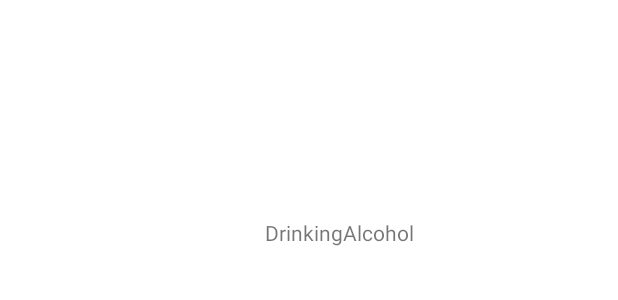
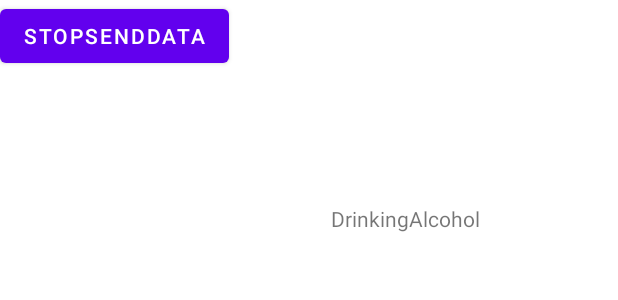
Before and after one commit to hj0202/DrinkingScanner, an Android app: the layout activity_drinking_alcohol.xml on its own in the app's theme, with its tools: preview values and no code run, on a phone screen of 412 x 824 dp. Shown: the top 300 px of the screen. Run offline under Robolectric (Android 15) with nearby library versions, the phone set to English and light mode, and no system bars.

Commit message:
[Android] Feat: 장고 서버와의 통신 기능 추가

```diff
--- a/Android/app/build.gradle
+++ b/Android/app/build.gradle
@@ -33,6 +33,9 @@ dependencies {
     implementation 'androidx.appcompat:appcompat:1.3.1'
     implementation 'com.google.android.material:material:1.4.0'
     implementation 'androidx.constraintlayout:constraintlayout:2.1.0'
+    implementation 'com.squareup.retrofit2:retrofit:2.4.0'
+    implementation 'com.squareup.retrofit2:converter-gson:2.4.0'
+    implementation 'com.google.code.gson:gson:2.8.6'
     testImplementation 'junit:junit:4.+'
     androidTestImplementation 'androidx.test.ext:junit:1.1.3'
     androidTestImplementation 'androidx.test.espresso:espresso-core:3.4.0'
--- a/Android/app/src/main/AndroidManifest.xml
+++ b/Android/app/src/main/AndroidManifest.xml
@@ -1,6 +1,8 @@
 <?xml version="1.0" encoding="utf-8"?>
 <manifest xmlns:android="http://schemas.android.com/apk/res/android"
     package="com.example.drinkingscanner">
+
+    <uses-permission android:name="android.permission.INTERNET"/>
 
     <application
         android:allowBackup="true"
@@ -8,7 +10,8 @@
         android:label="@string/app_name"
         android:roundIcon="@mipmap/ic_launcher_round"
         android:supportsRtl="true"
-        android:theme="@style/Theme.DrinkingScanner">
+        android:theme="@style/Theme.DrinkingScanner"
+        android:usesCleartextTraffic = "true">
 
         <activity
             android:name=".SplashActivity"
--- /dev/null
+++ b/Android/app/src/main/java/com/example/drinkingscanner/RetrofitService.java
@@ -0,0 +1,27 @@
+// 서버 통신
+package com.example.drinkingscanner;
+
+import java.util.HashMap;
+
+import retrofit2.Call;
+import retrofit2.http.FieldMap;
+import retrofit2.http.FormUrlEncoded;
+import retrofit2.http.GET;
+import retrofit2.http.POST;
+import retrofit2.http.Query;
+
+public interface RetrofitService {
+    @FormUrlEncoded
+    @POST("saveData")
+        //Call<Result> saveData(@Body PostRequest pr);
+    Call<ServerResult> saveData(@FieldMap HashMap<String,Object> hm);
+
+    @GET("preData")
+    Call<ServerResult> preData(@Query("user") String user, @Query("date") String date);
+
+    @GET("toTimeWeight")
+    Call<ServerXYResult> toTimeWeight(@Query("user") String user, @Query("date") String date);
+
+    @GET("toTimeAmount")
+    Call<ServerXYResult> toTimeAmount(@Query("user") String user, @Query("date") String date);
+}
--- a/Android/app/src/main/res/layout/activity_drinking_alcohol.xml
+++ b/Android/app/src/main/res/layout/activity_drinking_alcohol.xml
@@ -9,10 +9,18 @@
         android:id="@+id/textView"
         android:layout_width="wrap_content"
         android:layout_height="wrap_content"
-        android:layout_marginTop="145dp"
-        android:layout_marginEnd="136dp"
-        android:layout_marginRight="136dp"
+        android:layout_marginTop="136dp"
+        android:layout_marginEnd="92dp"
+        android:layout_marginRight="92dp"
         android:text="DrinkingAlcohol"
         app:layout_constraintEnd_toEndOf="parent"
         app:layout_constraintTop_toTopOf="parent" />
+
+    <Button
+        android:layout_height="wrap_content"
+        android:layout_width="wrap_content"
+        android:text="stopSendData"
+        android:onClick="stopSendData"
+        tools:ignore="MissingConstraints" />
+
 </androidx.constraintlayout.widget.ConstraintLayout>
```
Also changed, not shown: Android/app/src/main/java/com/example/drinkingscanner/DrinkingAlcohol.java (+126 -5 lines), Android/app/src/main/java/com/example/drinkingscanner/ServerResult.java (added, +15 -0 lines), Android/app/src/main/java/com/example/drinkingscanner/ServerXYResult.java (added, +33 -0 lines), 5 other files.
